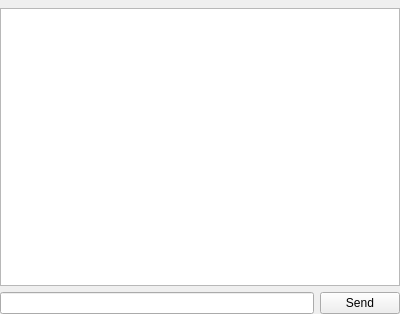
Before: the Qt Designer form application/GUI/WidgetChat.ui in Ummon/D-LAN, drawn with Qt 5.
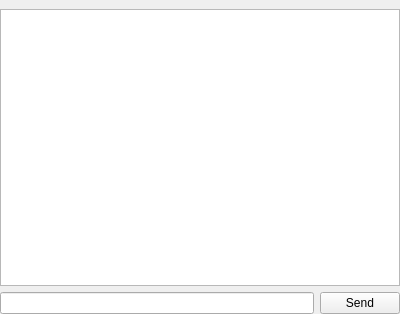
After: the same form once the commit is applied.

```diff
--- a/application/GUI/WidgetChat.ui
+++ b/application/GUI/WidgetChat.ui
@@ -18,7 +18,7 @@
     <number>0</number>
    </property>
    <property name="topMargin">
-    <number>8</number>
+    <number>9</number>
    </property>
    <property name="rightMargin">
     <number>0</number>
```
